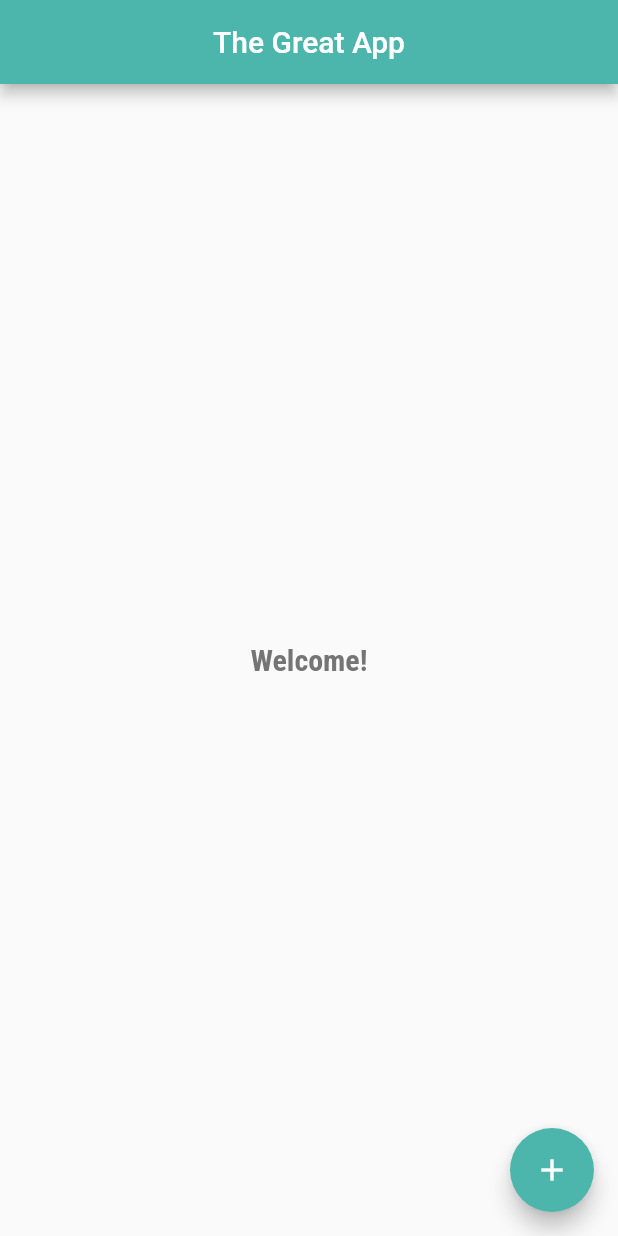
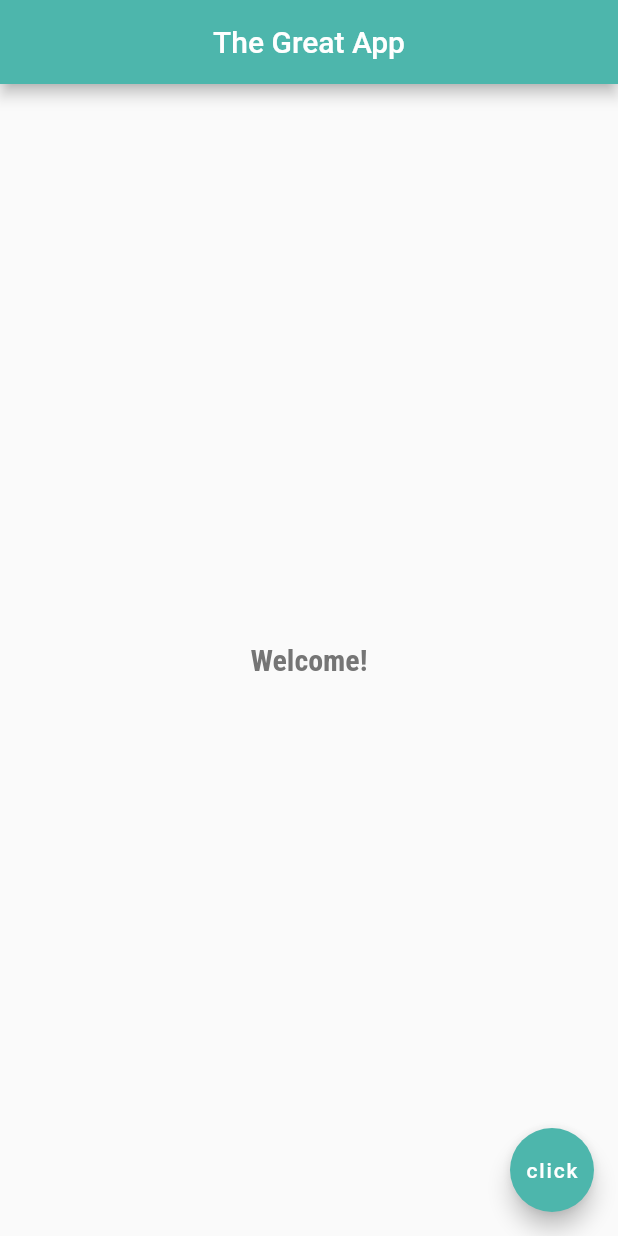
Before and after one commit to fkhrlysn/my_first_flutter_app, a Flutter app: the screen it shows after launch, on a phone screen of 412 x 824 dp. Run offline on Flutter 3.47's test engine with Material 2 defaults, Android fonts, the phone set to English and light mode, and no system bars.

```diff
--- a/lib/main.dart
+++ b/lib/main.dart
@@ -2,7 +2,14 @@ import 'package:flutter/material.dart';
 
 void main() => runApp(MaterialApp(
   //all widget start with capital letter
-  home: Scaffold(
+  home: Home(),
+  ));
+
+
+class Home extends StatelessWidget {
+  @override
+  Widget build(BuildContext context) {
+    return Scaffold(
     appBar: AppBar(
     title: Text('The Great App'),
     centerTitle: true,
@@ -12,7 +19,6 @@ void main() => runApp(MaterialApp(
     child: Text('Welcome!',
     style: TextStyle(
     fontSize: 20.0,
-        decorationThickness: 20.0,
     fontWeight: FontWeight.bold,
     color: Colors.grey[600],
     fontFamily: 'RobotoCondensed',
@@ -20,12 +26,11 @@ void main() => runApp(MaterialApp(
     ),
     ),
       floatingActionButton: FloatingActionButton(
-          child: Icon(Icons.add),
+      child:Text('click'),
       backgroundColor: Colors.teal[300],
       onPressed: () {
-            // Add the onPressed callback to specify what happens when the button is clicked
-            // For now, you can leave it empty if you don't want any action to be performed.
     },
     ),
-    )
-  ));
+    );
+  }
+}
```
Lines whose indentation alone changed are shown as unchanged.
